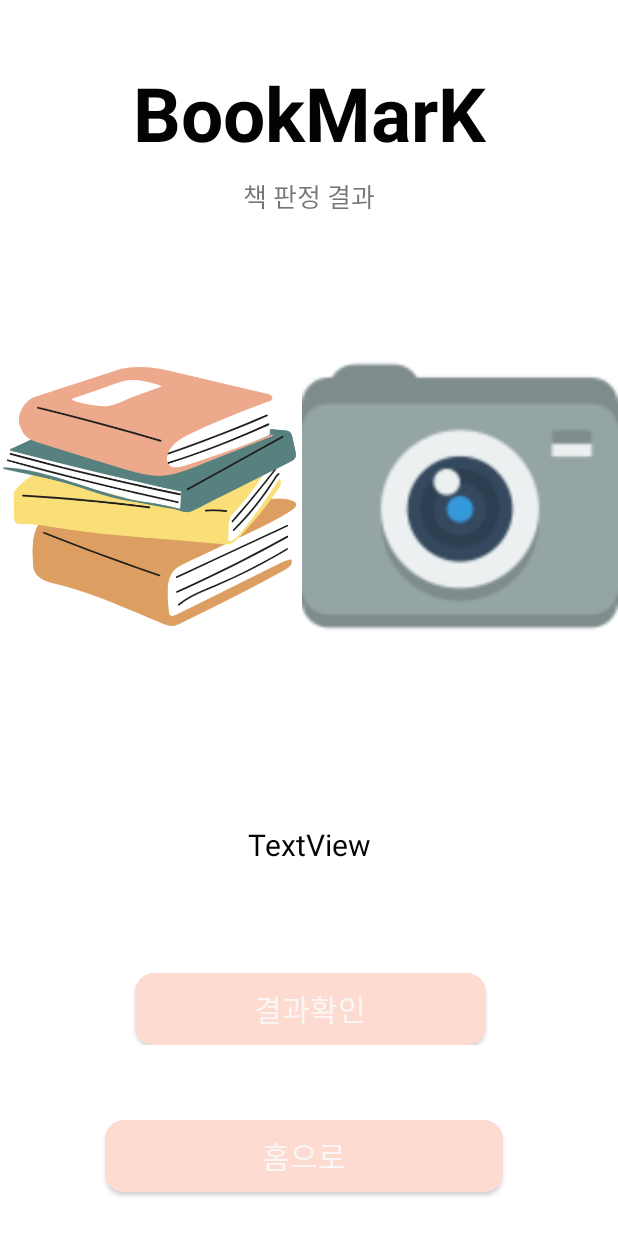
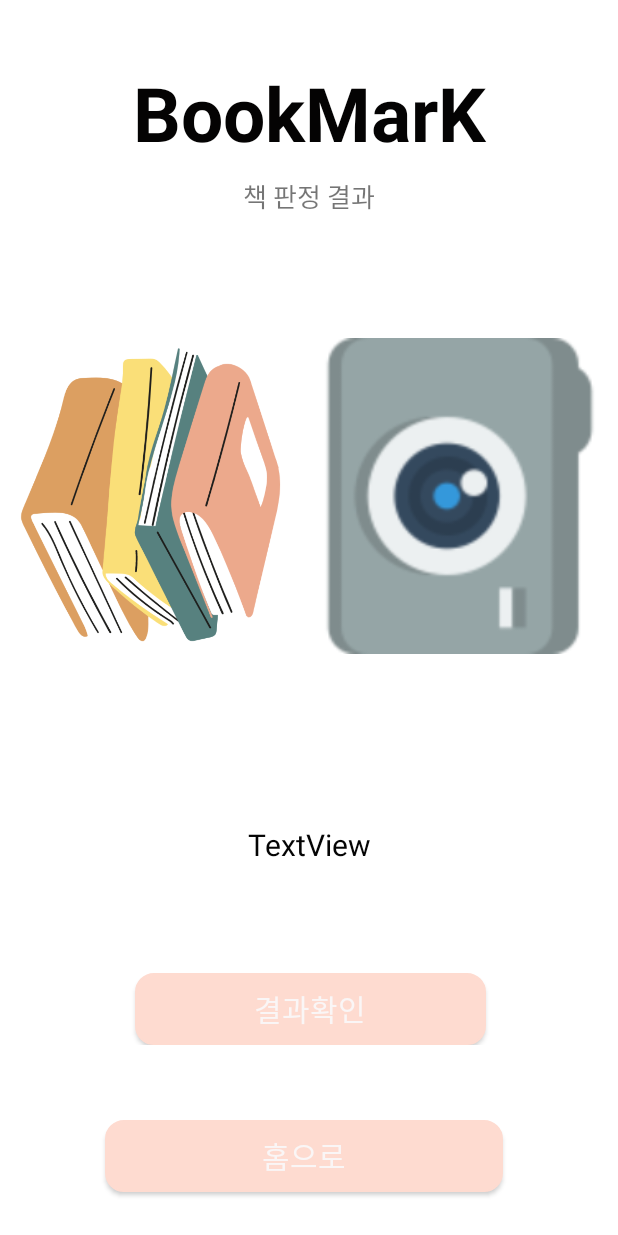
Before and after one commit to cho123456789/Hustar-BMK-Android, an Android app: the Text screen opened directly, with no data from a screen before it, on a phone screen of 412 x 824 dp. Run offline under Robolectric (Android 15) with nearby library versions, the phone set to English and light mode, and no system bars; our stand-ins replace Firebase (no records; nobody signed in at launch, a user with empty details on screens opened directly).

Commit message:
10_24_수정3

```diff
--- a/app/src/main/java/com/example/hustar_project_bmk/Text.java
+++ b/app/src/main/java/com/example/hustar_project_bmk/Text.java
@@ -101,7 +101,7 @@ public class Text extends AppCompatActivity {
                         }
                         if (value != null && value.exists())
                         {
-                            float nNumber = Float.parseFloat(String.valueOf(value.getLong("txt")));
+                            float nNumber = Float.parseFloat(String.valueOf(value.getLong("txt2")));
                             System.out.println("Current datavalue: " + nNumber);
                             String pm25 = String.format("%.0f", nNumber);
                             result_view(pm25);
--- a/app/src/main/res/layout/text.xml
+++ b/app/src/main/res/layout/text.xml
@@ -46,6 +46,7 @@
                 android:layout_width="201dp"
                 android:layout_height="373dp"
                 android:layout_marginBottom="10dp"
+                android:rotation="90"
                 app:srcCompat="@drawable/book"
                 tools:srcCompat="@drawable/book" />
 
@@ -55,6 +56,8 @@
                 android:layout_height="373dp"
                 android:layout_marginBottom="10dp"
                 android:layout_weight="1"
+                android:rotation="90"
+                android:rotationX="0"
                 app:srcCompat="@drawable/camera_icon"
                 tools:srcCompat="@drawable/camera_icon" />
 
```
